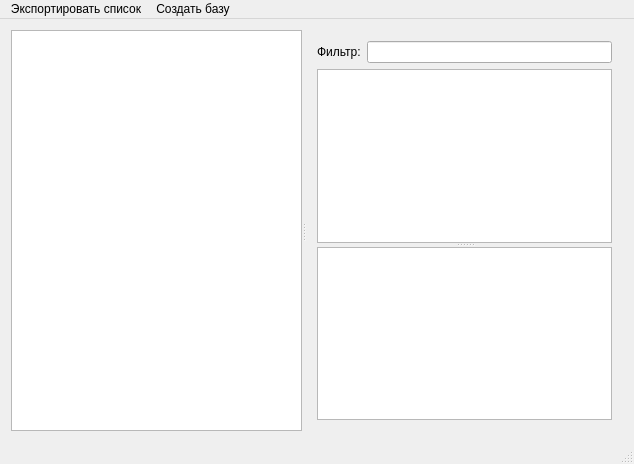
Before: the Qt Designer form qokved/qokvedmainwindow.ui in kostin1221/okved, drawn with Qt 5.
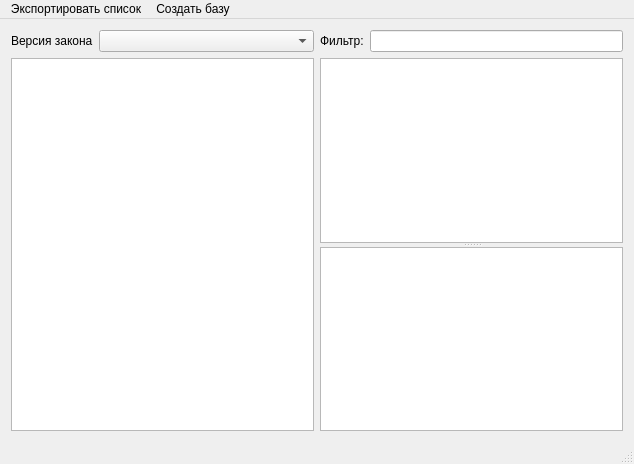
After: the same form once the commit is applied.

The edit to the form file:
```diff
--- a/qokved/qokvedmainwindow.ui
+++ b/qokved/qokvedmainwindow.ui
@@ -22,10 +22,30 @@
    </property>
    <layout class="QGridLayout" name="gridLayout">
     <item row="0" column="0">
-     <widget class="QSplitter" name="splitter_2">
-      <property name="orientation">
-       <enum>Qt::Horizontal</enum>
-      </property>
+     <layout class="QHBoxLayout" name="horizontalLayout_3">
+      <item>
+       <layout class="QVBoxLayout" name="verticalLayout_2">
+        <item>
+         <layout class="QHBoxLayout" name="horizontalLayout_2">
+          <item>
+           <widget class="QLabel" name="label_2">
+            <property name="sizePolicy">
+             <sizepolicy hsizetype="Fixed" vsizetype="Fixed">
+              <horstretch>0</horstretch>
+              <verstretch>0</verstretch>
+             </sizepolicy>
+            </property>
+            <property name="text">
+             <string>Версия закона</string>
+            </property>
+           </widget>
+          </item>
+          <item>
+           <widget class="QComboBox" name="okvedVersionBox"/>
+          </item>
+         </layout>
+        </item>
+        <item>
       <widget class="QTableView" name="razdelsView">
        <property name="contextMenuPolicy">
         <enum>Qt::CustomContextMenu</enum>
@@ -46,10 +66,7 @@
         <enum>QAbstractItemView::InternalMove</enum>
        </property>
        <property name="defaultDropAction">
-        <enum>Qt::TargetMoveAction</enum>
-       </property>
-       <property name="alternatingRowColors">
-        <bool>true</bool>
+           <enum>Qt::MoveAction</enum>
        </property>
        <property name="selectionMode">
         <enum>QAbstractItemView::SingleSelection</enum>
@@ -66,8 +83,17 @@
        <attribute name="verticalHeaderVisible">
         <bool>false</bool>
        </attribute>
-      </widget>
-      <widget class="QWidget" name="layoutWidget">
+          <attribute name="verticalHeaderVisible">
+           <bool>false</bool>
+          </attribute>
+          <attribute name="horizontalHeaderMinimumSectionSize">
+           <number>100</number>
+          </attribute>
+         </widget>
+        </item>
+       </layout>
+      </item>
+      <item>
        <layout class="QVBoxLayout" name="verticalLayout">
         <item>
          <layout class="QHBoxLayout" name="horizontalLayout">
@@ -116,8 +142,8 @@
          </widget>
         </item>
        </layout>
-      </widget>
-     </widget>
+      </item>
+     </layout>
     </item>
    </layout>
   </widget>
```
Left out of the diff: 10 changed lines with no effect on the pictures. Lines whose indentation alone changed are shown as unchanged.
